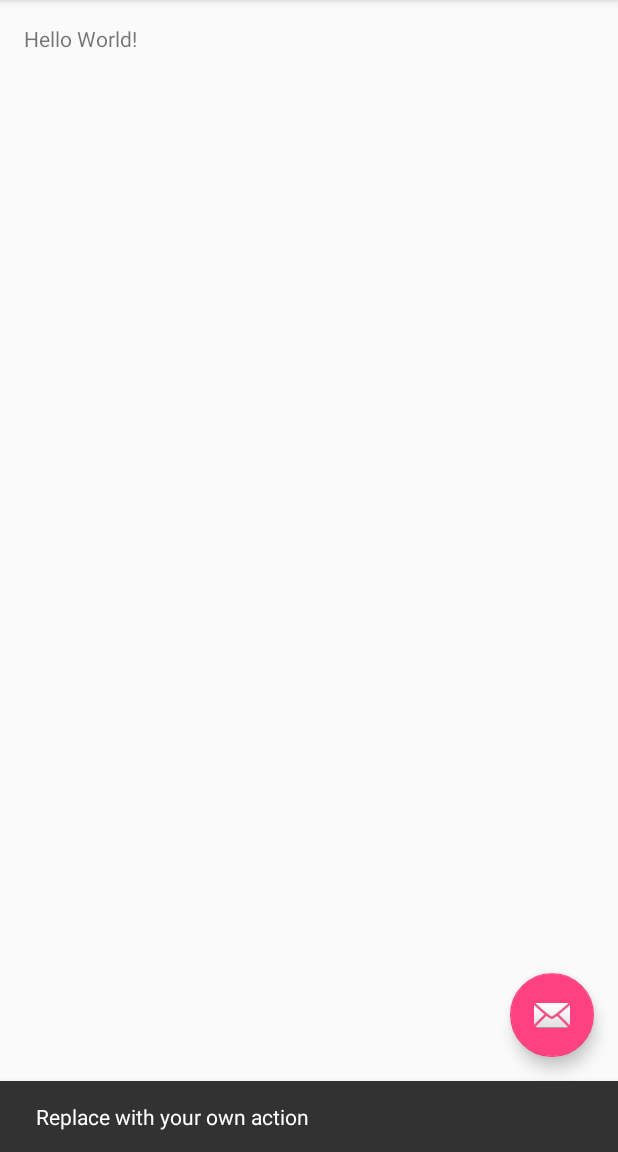
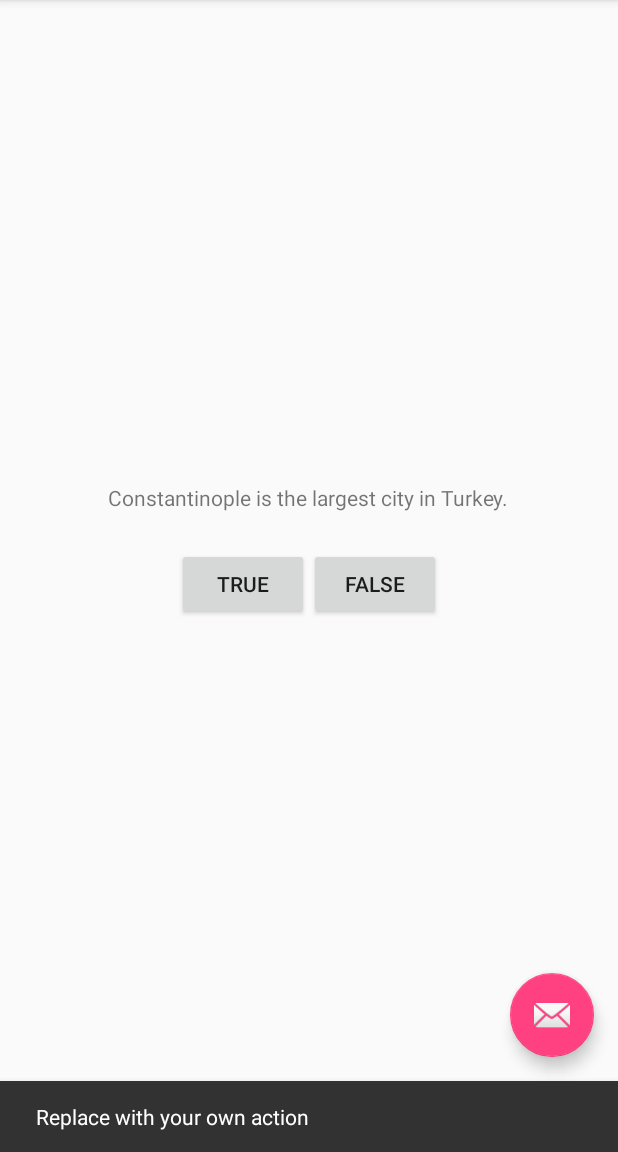
Before and after one commit to colinmoffat/GeoQuiz, an Android app: the screen it shows after launch (QuizActivity), after a tap on an icon or button, on a phone screen of 412 x 824 dp, the part 84-1236 px from its top. Run offline under Robolectric (Android 15) with nearby library versions, the phone set to English and light mode, and no system bars.

Commit message:
started xml button layout for the quiz

```diff
--- a/app/src/main/res/layout/content_quiz.xml
+++ b/app/src/main/res/layout/content_quiz.xml
@@ -1,20 +1,28 @@
 <?xml version="1.0" encoding="utf-8"?>
-<RelativeLayout xmlns:android="http://schemas.android.com/apk/res/android"
-    xmlns:app="http://schemas.android.com/apk/res-auto"
-    xmlns:tools="http://schemas.android.com/tools"
-    android:id="@+id/content_quiz"
+<LinearLayout xmlns:android="http://schemas.android.com/apk/res/android"
     android:layout_width="match_parent"
     android:layout_height="match_parent"
-    android:paddingBottom="@dimen/activity_vertical_margin"
-    android:paddingLeft="@dimen/activity_horizontal_margin"
-    android:paddingRight="@dimen/activity_horizontal_margin"
-    android:paddingTop="@dimen/activity_vertical_margin"
-    app:layout_behavior="@string/appbar_scrolling_view_behavior"
-    tools:context="com.bignerdranch.android.geoquiz.QuizActivity"
-    tools:showIn="@layout/activity_quiz">
+    android:gravity="center"
+    android:orientation="vertical">
 
     <TextView
         android:layout_width="wrap_content"
         android:layout_height="wrap_content"
-        android:text="Hello World!" />
-</RelativeLayout>
+        android:padding="24dp"
+        android:text="@string/question_text" />
+    <LinearLayout
+        android:layout_width="wrap_content"
+        android:layout_height="wrap_content"
+        android:orientation="horizontal">
+
+        <Button
+            android:layout_width="wrap_content"
+            android:layout_height="wrap_content"
+            android:text="@string/true_button"/>
+        <Button
+            android:layout_width="wrap_content"
+            android:layout_height="wrap_content"
+            android:text="@string/false_button"/>
+    </LinearLayout>
+
+</LinearLayout>
--- a/app/src/main/res/values/strings.xml
+++ b/app/src/main/res/values/strings.xml
@@ -1,4 +1,9 @@
 <resources>
     <string name="app_name">GeoQuiz</string>
+    <string name="question_text">
+        Constantinople is the largest city in Turkey.
+    </string>
+    <string name="true_button">True</string>
+    <string name="false_button">False</string>
     <string name="action_settings">Settings</string>
 </resources>
```
